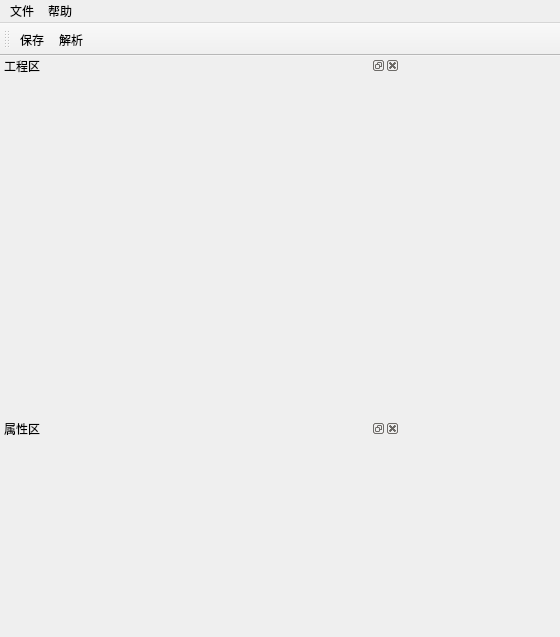
Above: dataAnalysis/mainwindow.ui from xuqingxiangstu/platform before the change; both pictures show x 0 to 560 and y 0 to 637 of the 1039 by 637 pixel window. Below: the same form after it.
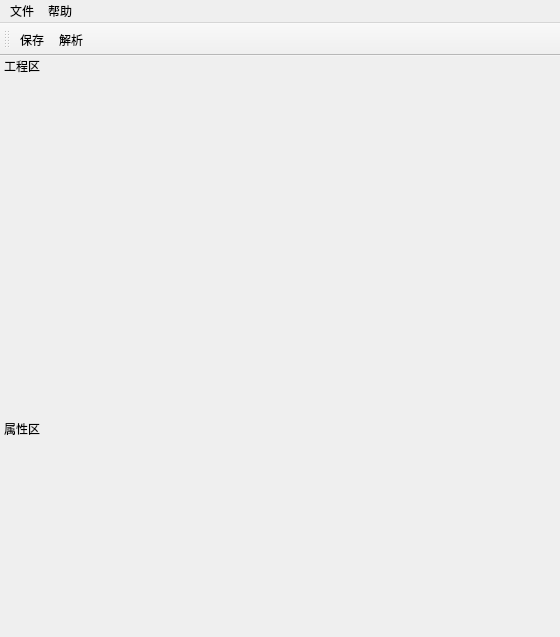
That is the form after the change.

The edit to the form file:
```diff
--- a/dataAnalysis/mainwindow.ui
+++ b/dataAnalysis/mainwindow.ui
@@ -106,7 +106,7 @@
     <bool>false</bool>
    </property>
    <property name="features">
-    <set>QDockWidget::AllDockWidgetFeatures</set>
+    <set>QDockWidget::NoDockWidgetFeatures</set>
    </property>
    <property name="windowTitle">
     <string>工程区</string>
@@ -240,6 +240,9 @@
 border: 1px solid gray;
 }</string>
    </property>
+   <property name="features">
+    <set>QDockWidget::NoDockWidgetFeatures</set>
+   </property>
    <property name="windowTitle">
     <string>属性区</string>
    </property>
```
